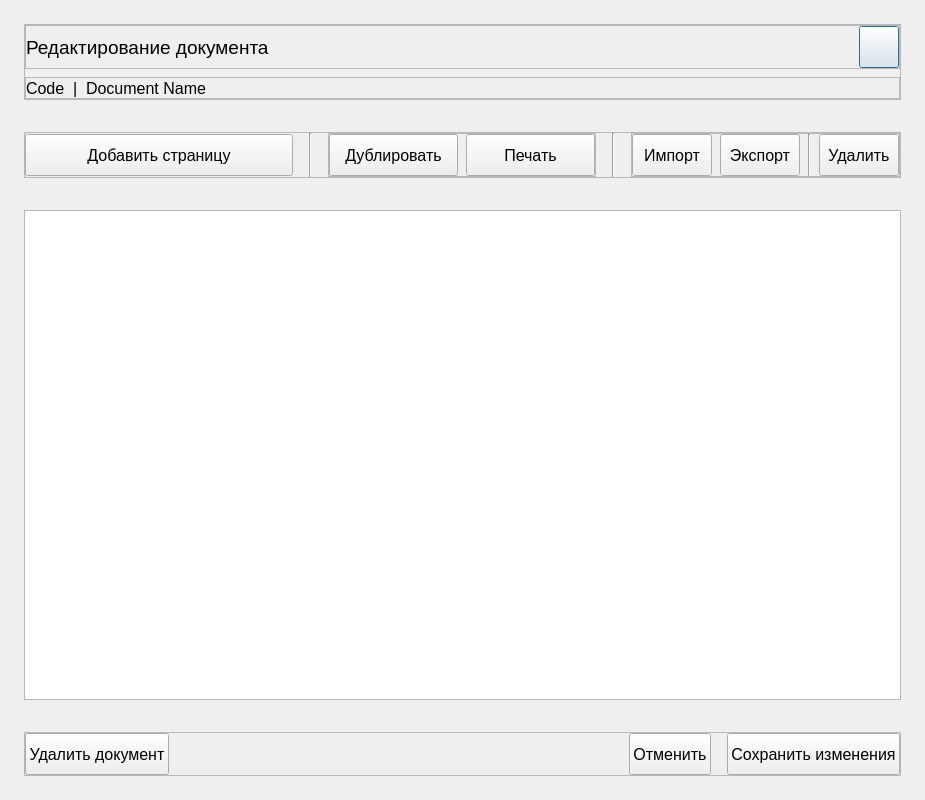
Above: ui/ui/edit_document.ui from pntech-dev/Documents-Exp-Desktop before the change. Below: the same form after it.
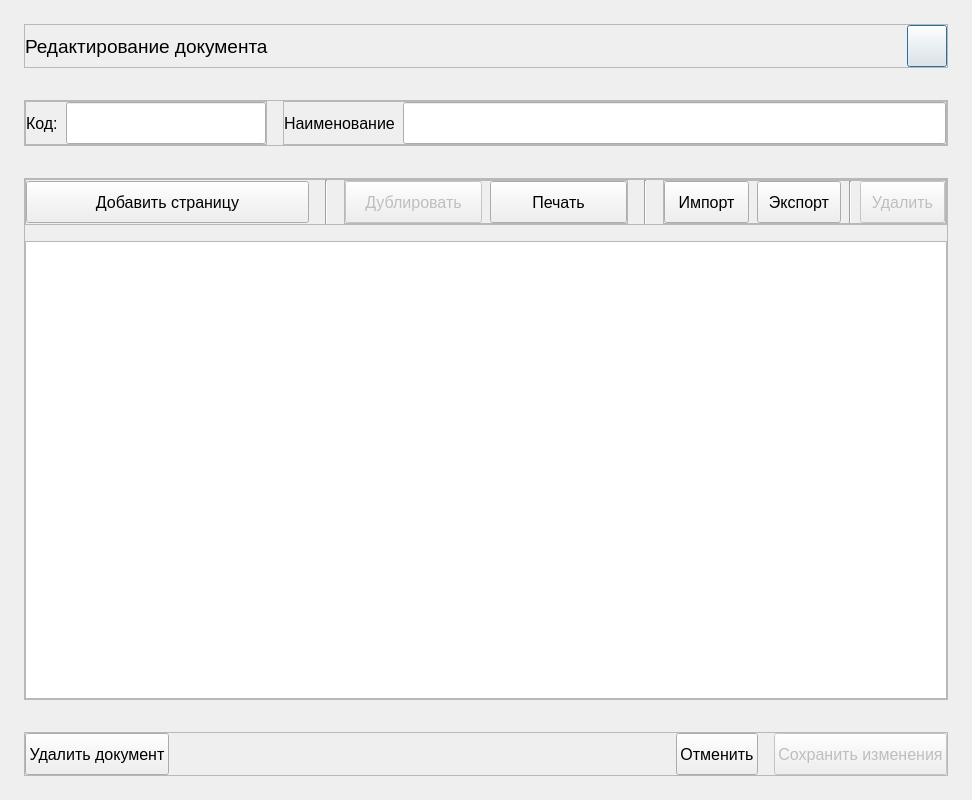
That is the form after the change. Custom widgets are drawn as their Qt base class.

Commit message: feat(editor): open editor with pages on edit button click or double click

```diff
--- a/ui/ui/edit_document.ui
+++ b/ui/ui/edit_document.ui
@@ -6,7 +6,7 @@
    <rect>
     <x>0</x>
     <y>0</y>
-    <width>925</width>
+    <width>972</width>
     <height>800</height>
    </rect>
   </property>
@@ -36,30 +36,6 @@
     <number>24</number>
    </property>
    <item>
-    <widget class="QFrame" name="header_frame">
-     <property name="frameShape">
-      <enum>QFrame::StyledPanel</enum>
-     </property>
-     <property name="frameShadow">
-      <enum>QFrame::Raised</enum>
-     </property>
-     <layout class="QVBoxLayout" name="verticalLayout_2">
-      <property name="spacing">
-       <number>8</number>
-      </property>
-      <property name="leftMargin">
-       <number>0</number>
-      </property>
-      <property name="topMargin">
-       <number>0</number>
-      </property>
-      <property name="rightMargin">
-       <number>0</number>
-      </property>
-      <property name="bottomMargin">
-       <number>0</number>
-      </property>
-      <item>
        <widget class="QFrame" name="title_frame">
         <property name="frameShape">
          <enum>QFrame::StyledPanel</enum>
@@ -134,6 +110,36 @@
         </property>
         <layout class="QHBoxLayout" name="horizontalLayout_2">
          <property name="spacing">
+       <number>16</number>
+      </property>
+      <property name="leftMargin">
+       <number>0</number>
+      </property>
+      <property name="topMargin">
+       <number>0</number>
+      </property>
+      <property name="rightMargin">
+       <number>0</number>
+      </property>
+      <property name="bottomMargin">
+       <number>0</number>
+      </property>
+      <item>
+       <widget class="QFrame" name="code_frame">
+        <property name="sizePolicy">
+         <sizepolicy hsizetype="Fixed" vsizetype="Preferred">
+          <horstretch>0</horstretch>
+          <verstretch>0</verstretch>
+         </sizepolicy>
+        </property>
+        <property name="frameShape">
+         <enum>QFrame::StyledPanel</enum>
+        </property>
+        <property name="frameShadow">
+         <enum>QFrame::Raised</enum>
+        </property>
+        <layout class="QHBoxLayout" name="horizontalLayout_8">
+         <property name="spacing">
           <number>8</number>
          </property>
          <property name="leftMargin">
@@ -150,52 +156,92 @@
          </property>
          <item>
           <widget class="InfoLabel" name="code_label">
+           <property name="sizePolicy">
+            <sizepolicy hsizetype="Fixed" vsizetype="Preferred">
+             <horstretch>0</horstretch>
+             <verstretch>0</verstretch>
+            </sizepolicy>
+           </property>
            <property name="font">
             <font>
              <pointsize>12</pointsize>
             </font>
            </property>
            <property name="text">
-            <string>Code</string>
+            <string>Код:</string>
            </property>
           </widget>
          </item>
          <item>
-          <widget class="InfoLabel" name="dot_label">
-           <property name="font">
-            <font>
-             <pointsize>12</pointsize>
-            </font>
+          <widget class="QLineEdit" name="lineEdit_2">
+           <property name="minimumSize">
+            <size>
+             <width>200</width>
+             <height>42</height>
+            </size>
            </property>
-           <property name="text">
-            <string>|</string>
+           <property name="maximumSize">
+            <size>
+             <width>200</width>
+             <height>16777215</height>
+            </size>
            </property>
           </widget>
          </item>
+        </layout>
+       </widget>
+      </item>
+      <item>
+       <widget class="QFrame" name="name_frame">
+        <property name="frameShape">
+         <enum>QFrame::StyledPanel</enum>
+        </property>
+        <property name="frameShadow">
+         <enum>QFrame::Raised</enum>
+        </property>
+        <layout class="QHBoxLayout" name="horizontalLayout_7">
+         <property name="spacing">
+          <number>8</number>
+         </property>
+         <property name="leftMargin">
+          <number>0</number>
+         </property>
+         <property name="topMargin">
+          <number>0</number>
+         </property>
+         <property name="rightMargin">
+          <number>0</number>
+         </property>
+         <property name="bottomMargin">
+          <number>0</number>
+         </property>
          <item>
           <widget class="InfoLabel" name="name_label">
+           <property name="sizePolicy">
+            <sizepolicy hsizetype="Fixed" vsizetype="Preferred">
+             <horstretch>0</horstretch>
+             <verstretch>0</verstretch>
+            </sizepolicy>
+           </property>
            <property name="font">
             <font>
              <pointsize>12</pointsize>
             </font>
            </property>
            <property name="text">
-            <string>Document Name</string>
+            <string>Наименование</string>
            </property>
           </widget>
          </item>
          <item>
-          <spacer name="horizontalSpacer_2">
-           <property name="orientation">
-            <enum>Qt::Horizontal</enum>
-           </property>
-           <property name="sizeHint" stdset="0">
+          <widget class="QLineEdit" name="lineEdit">
+           <property name="minimumSize">
             <size>
-             <width>40</width>
-             <height>20</height>
+             <width>0</width>
+             <height>42</height>
             </size>
            </property>
-          </spacer>
+          </widget>
          </item>
         </layout>
        </widget>
@@ -203,6 +249,30 @@
      </layout>
     </widget>
    </item>
+   <item>
+    <widget class="QFrame" name="data_frame">
+     <property name="frameShape">
+      <enum>QFrame::StyledPanel</enum>
+     </property>
+     <property name="frameShadow">
+      <enum>QFrame::Raised</enum>
+     </property>
+     <layout class="QVBoxLayout" name="verticalLayout_3">
+      <property name="spacing">
+       <number>16</number>
+      </property>
+      <property name="leftMargin">
+       <number>0</number>
+      </property>
+      <property name="topMargin">
+       <number>0</number>
+      </property>
+      <property name="rightMargin">
+       <number>0</number>
+      </property>
+      <property name="bottomMargin">
+       <number>0</number>
+      </property>
    <item>
     <widget class="QFrame" name="toolbar_frame">
      <property name="frameShape">
@@ -278,6 +348,9 @@
          </property>
          <item>
           <widget class="NoFrameButton" name="duplicate_pushButton">
+              <property name="enabled">
+               <bool>false</bool>
+              </property>
            <property name="minimumSize">
             <size>
              <width>0</width>
@@ -391,6 +464,9 @@
          </item>
          <item>
           <widget class="NoFrameButton" name="delete_page_pushButton">
+              <property name="enabled">
+               <bool>false</bool>
+              </property>
            <property name="minimumSize">
             <size>
              <width>0</width>
@@ -423,6 +499,9 @@
      </property>
     </widget>
    </item>
+     </layout>
+    </widget>
+   </item>
    <item>
     <widget class="QFrame" name="buttons_frame">
      <property name="frameShape">
@@ -498,6 +577,9 @@
       </item>
       <item>
        <widget class="PrimaryButton" name="save_pushButton">
+        <property name="enabled">
+         <bool>false</bool>
+        </property>
         <property name="minimumSize">
          <size>
           <width>0</width>
```
Lines whose indentation alone changed are shown as unchanged. The commit also changes 9 other files.
